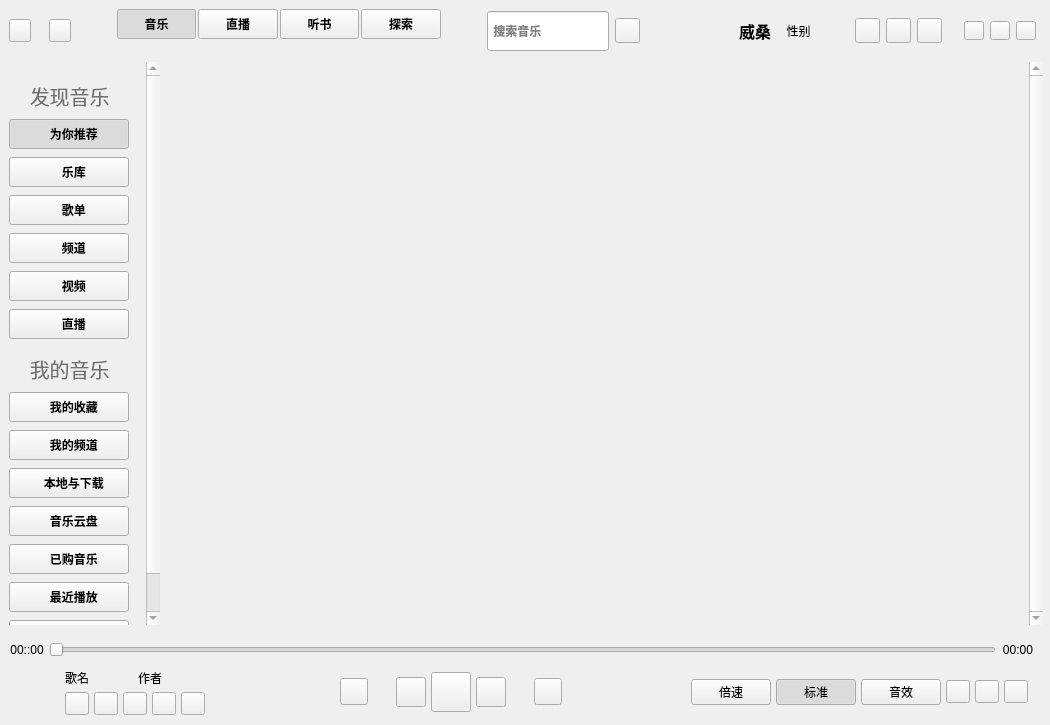
Qt form KuGouStart/KuGouApp.ui (a-mo-xi-wei/KuGouApp) before a commit.
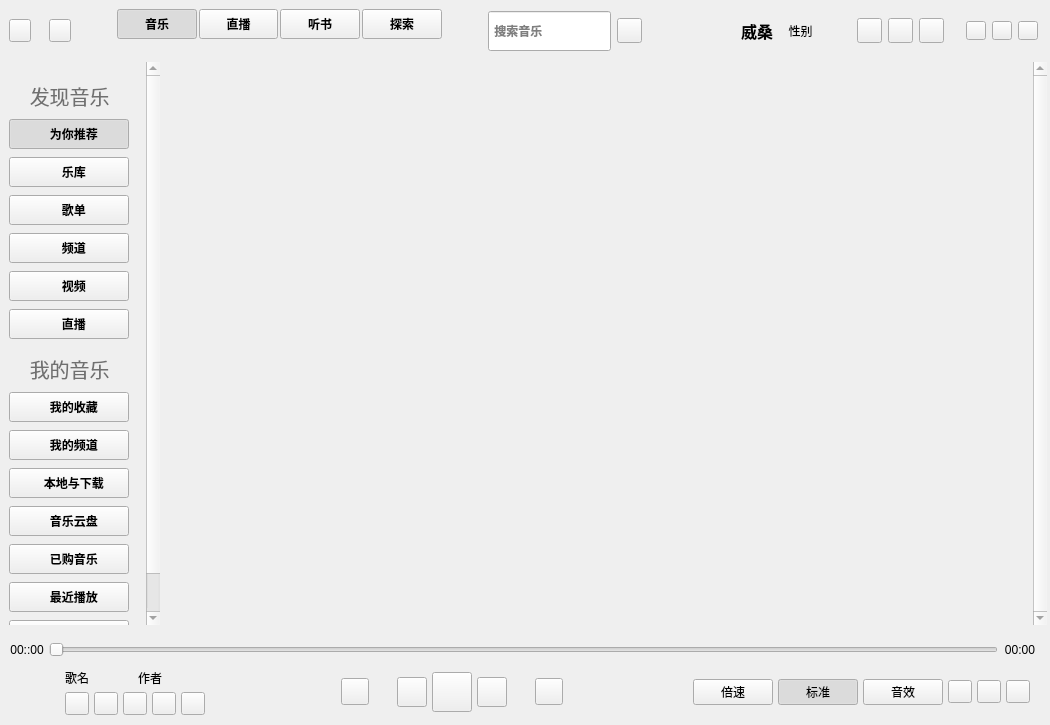
The same form after that commit. Custom widgets are drawn as their Qt base class.

Commit message: 调整间距

The edit to the form file:
```diff
--- a/KuGouStart/KuGouApp.ui
+++ b/KuGouStart/KuGouApp.ui
@@ -33,7 +33,7 @@
     <number>0</number>
    </property>
    <property name="rightMargin">
-    <number>5</number>
+    <number>3</number>
    </property>
    <property name="bottomMargin">
     <number>0</number>
@@ -665,6 +665,9 @@
       <bool>false</bool>
      </property>
      <layout class="QHBoxLayout" name="horizontalLayout_5">
+      <property name="spacing">
+       <number>3</number>
+      </property>
       <property name="leftMargin">
        <number>0</number>
       </property>
@@ -672,7 +675,7 @@
        <number>0</number>
       </property>
       <property name="rightMargin">
-       <number>2</number>
+       <number>0</number>
       </property>
       <item>
        <widget class="QScrollArea" name="menu_scrollArea">
@@ -1249,7 +1252,7 @@
           <rect>
            <x>0</x>
            <y>0</y>
-           <width>860</width>
+           <width>867</width>
            <height>553</height>
           </rect>
          </property>
```
Left out of the diff: 3 changed lines with no effect on the pictures.
